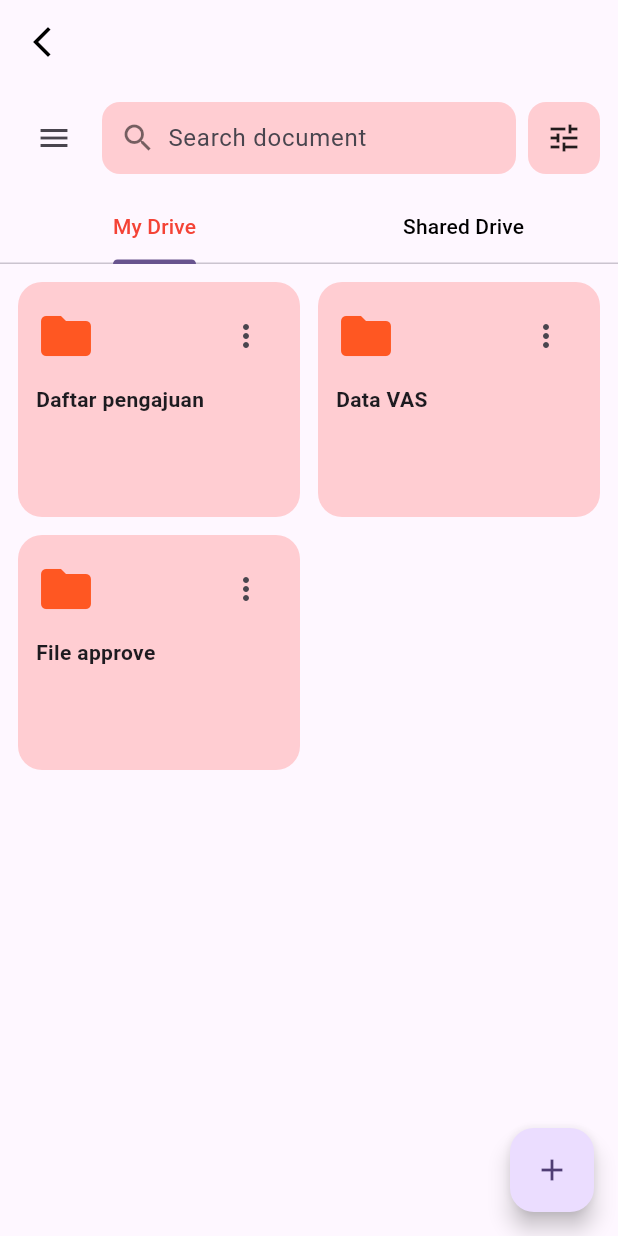
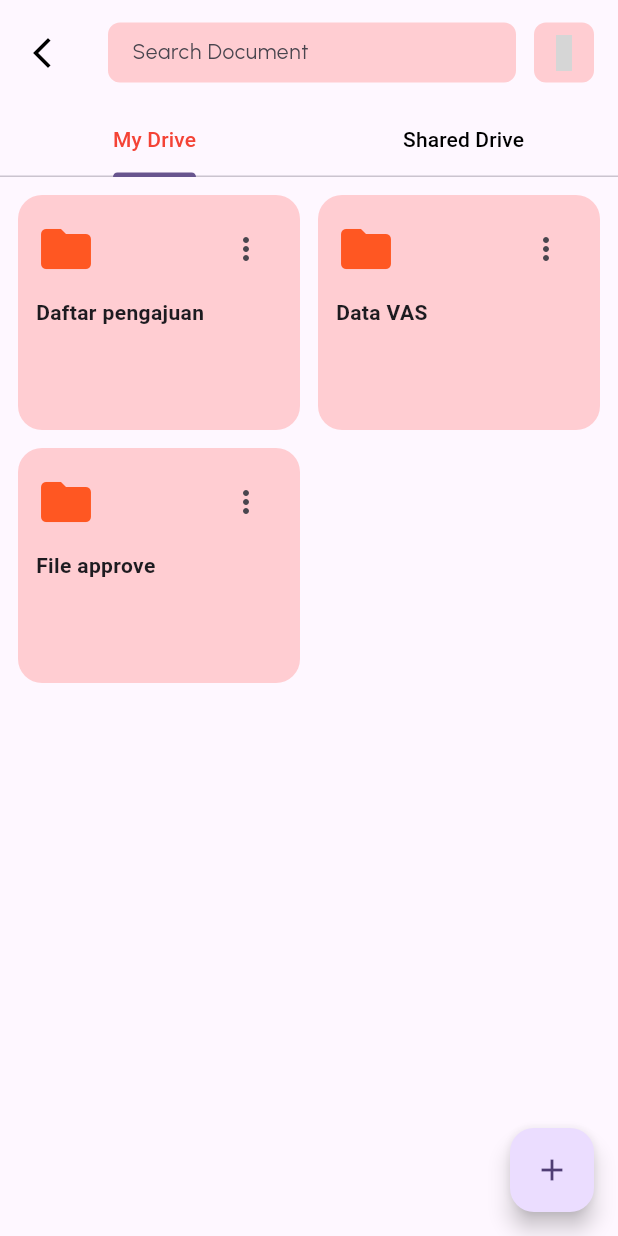
Before and after one commit to davamr2533/magang_vas_mobile, a Flutter app: the DrivePage screen opened directly, on a phone screen of 412 x 824 dp. Run offline on Flutter 3.47's test engine with Material 3 defaults, Android fonts, the phone set to English and light mode, and no system bars; our stand-ins replace dio, equatable, fl_chart, flutter_bloc, flutter_iconly, flutter_spinkit and 5 more; missing offline and left inert: tbib_splash_screen; accounts and stored records are empty; generated files the repository leaves out were written again; grey boxes are pictures that could not be loaded.

Commit message:
Perbaikan layout VAS Drive part 1

```diff
--- a/lib/base/amikom_color.dart
+++ b/lib/base/amikom_color.dart
@@ -9,3 +9,4 @@
 const Color softGrayNewAmikom = Color(0xFFD8D8D8);
 const Color creamNewAmikom = Color(0x33BCDE7D);
 const Color brownNewAmikom = Color(0xFFA87171);
+const Color orangeNewAmikom = Color(0xFFEB7961);
--- a/lib/screen/drive/drive_home.dart
+++ b/lib/screen/drive/drive_home.dart
@@ -2,17 +2,12 @@
 import 'package:flutter_bloc/flutter_bloc.dart';
 import 'package:flutter_iconly/flutter_iconly.dart';
 import 'package:google_fonts/google_fonts.dart';
-import 'package:vas_reporting/base/base_colors.dart' as baseColors;
-import 'package:vas_reporting/screen/home/home_page.dart';
+import 'package:vas_reporting/base/amikom_color.dart';
 
 import '../../data/cubit/get_data/get_data_cubit.dart';
 import '../../data/model/response/get_data_response.dart' as GetDataResponse;
 import '../../tools/popup.dart';
-import '../../tools/routing.dart';
 import '../../utllis/app_shared_prefs.dart';
-import '../ajuan/uji_home.dart';
-import '../ajuan/vas_home.dart';
-import '../login_page.dart';
 
 class DrivePage extends StatefulWidget {
   const DrivePage({super.key});
@@ -75,63 +70,76 @@
       length: 2,
       child: Scaffold(
         appBar: AppBar(
-          backgroundColor: Colors.transparent,
+          toolbarHeight: 70,
           leading: IconButton(
             onPressed: () {
               Navigator.pop(context); //Navigasi kembali ke halaman sebelumnya
             },
             icon: Icon(Icons.arrow_back_ios_new), color: Colors.black,
           ),
+
+          title: Row(
+            children: [
+
+              //Text field search document
+              Expanded(
+                child: SizedBox(
+                  height: 40,
+                  child: TextField(
+
+                    style: GoogleFonts.urbanist(
+                        fontSize: 14
                     ),
-        body: Column(
-          children: [
-            Padding(
-              padding: const EdgeInsets.all(12),
-              child: Row(
-                children: [
-                  Builder(
-                    builder: (context) => IconButton(
-                      icon: const Icon(Icons.menu),
-                      onPressed: () => Navigator.pop(context),
+
+                    decoration: InputDecoration(
+                      border: OutlineInputBorder(),
+
+                      hintText: "Search Document",
+                      hintStyle: GoogleFonts.urbanist(
+                          fontSize: 14
+                      ),
+                      filled: true,
+                      fillColor: Colors.red[100],
+
+                      contentPadding: const EdgeInsets.symmetric(horizontal: 12, vertical: 0),
+
+                      enabledBorder: OutlineInputBorder(
+                        borderRadius: BorderRadius.circular(8),
+                        borderSide: BorderSide(
+                          color: Colors.transparent,
                         ),
                       ),
-                  Expanded(
-                    child: Container(
-                      margin: const EdgeInsets.symmetric(horizontal: 8),
-                      padding: const EdgeInsets.symmetric(horizontal: 12),
-                      decoration: BoxDecoration(
-                        color: Colors.red[100],
-                        borderRadius: BorderRadius.circular(12),
-                      ),
-                      child: Row(
-                        children: [
-                          const Icon(Icons.search, color: Colors.black54),
-                          const SizedBox(width: 8),
-                          Expanded(
-                            child: TextField(
-                              controller: _searchController,
-                              onChanged: (val) {
-                                setState(() {
-                                  query = val;
-                                });
-                              },
-                              decoration: const InputDecoration(
-                                hintText: "Search document",
-                                border: InputBorder.none,
+
+                      focusedBorder: OutlineInputBorder(
+                        borderRadius: BorderRadius.circular(8),
+                        borderSide: BorderSide(
+                            color: Colors.red,
+                            width: 2
                         ),
                       ),
                     ),
-                        ],
+
                   ),
                 ),
               ),
+
+              SizedBox(width: 12),
+
+
+              //Button untuk Settings filter
               Container(
+                width: 40,
+                height: 40,
                 decoration: BoxDecoration(
                   color: Colors.red[100],
-                      borderRadius: BorderRadius.circular(12),
+                  borderRadius: BorderRadius.circular(8)
                 ),
+                child: Center(
                   child: PopupMenuButton<String>(
-                      icon: const Icon(Icons.tune),
+                    icon: const Icon(
+                      IconlyBold.filter,
+                      color: orangeNewAmikom,
+                    ),
                     onSelected: (value) {
                       if (value == 'date') {
                         // TODO: filter by date
@@ -144,25 +152,108 @@
                         print("Filter by Type");
                       }
                     },
-                      itemBuilder: (context) => [
-                        const PopupMenuItem(
+                    itemBuilder: (context) => const [
+                      PopupMenuItem(
                         value: 'date',
                         child: Text("Sort by Date"),
                       ),
-                        const PopupMenuItem(
+                      PopupMenuItem(
                         value: 'name',
                         child: Text("Sort by Name"),
                       ),
-                        const PopupMenuItem(
+                      PopupMenuItem(
                         value: 'type',
                         child: Text("Sort by File Type"),
                       ),
                     ],
                   ),
+
                 ),
+
+
+
+
+              ),
+
+
+
+
             ],
+          )
+
+
+
+
+
+
+
+
+
+
+
+
+
+
+
+
+
+
+
+
+
+
+          // Expanded(
+          //
+          //   child: Container(
+          //     margin: const EdgeInsets.symmetric(vertical: 8, horizontal: 8),
+          //     padding: const EdgeInsets.symmetric(horizontal: 12),
+          //     decoration: BoxDecoration(
+          //       color: Colors.red[100],
+          //       borderRadius: BorderRadius.circular(12),
+          //     ),
+          //     child: Row(
+          //       children: [
+          //
+          //         //Text Field untuk Search Document
+          //         const Icon(Icons.search, color: Colors.black54),
+          //         Expanded(
+          //           child: TextField(
+          //             controller: _searchController,
+          //             onChanged: (val) {
+          //               setState(() {
+          //                 query = val;
+          //               });
+          //             },
+          //             decoration: const InputDecoration(
+          //               hintText: "Search document",
+          //               border: InputBorder.none,
+          //             ),
+          //           ),
+          //         ),
+          //
+          //
+          //
+          //         SizedBox(width: 8),
+          //
+          //         Container(
+          //           width: 50,
+          //           decoration: BoxDecoration(
+          //             color: greenNewAmikom
+          //           ),
+          //         )
+          //
+          //
+          //         //Filter
+          //         // Container(
+          //         //   width: 50,
+          //         //   decoration: BoxDecoration(
+          //         //     color: Colors.red[100],
+          //         //     borderRadius: BorderRadius.circular(12),
+          //         //   ),
+
         ),
-            ),
+        body: Column(
+          children: [
 
             const TabBar(
               labelColor: Colors.red,
--- a/lib/screen/home/home_page.dart
+++ b/lib/screen/home/home_page.dart
@@ -204,9 +204,9 @@
                                 ),
                               ),
                               onTap: () {
-                                Navigator.of(
-                                  context,
-                                ).pushReplacement(routingPage(DrivePage()));
+                                Navigator.of(context).push(
+                                  routingPage(DrivePage()),
+                                );
                               },
                             )
                           : SizedBox(),
```
Lines whose indentation alone changed are shown as unchanged.
